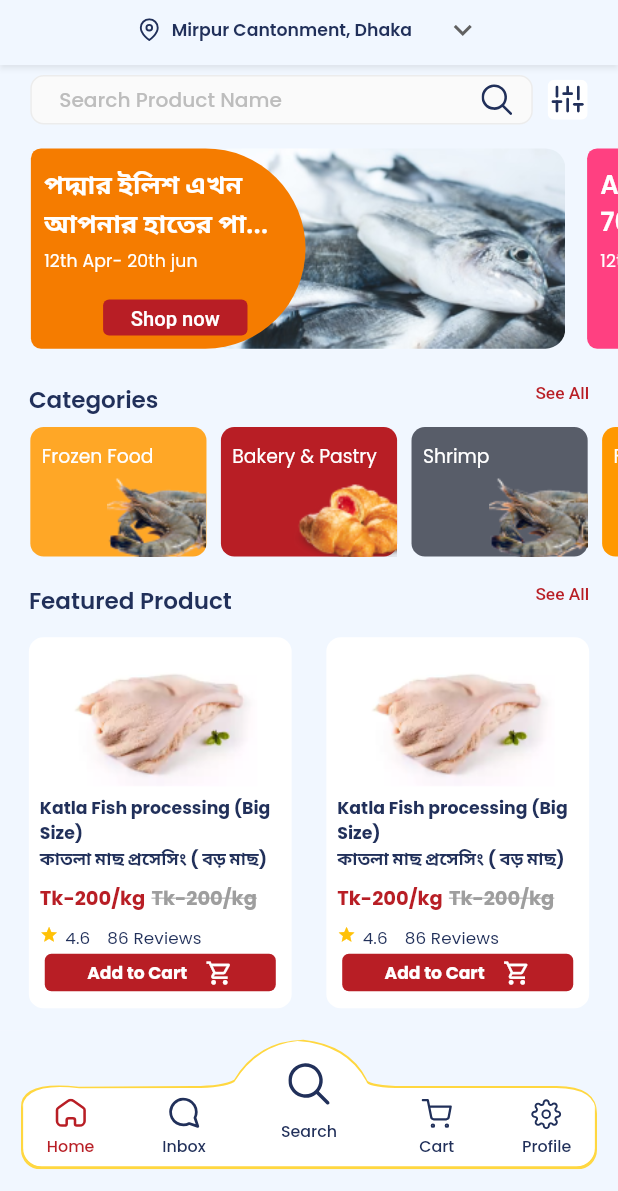
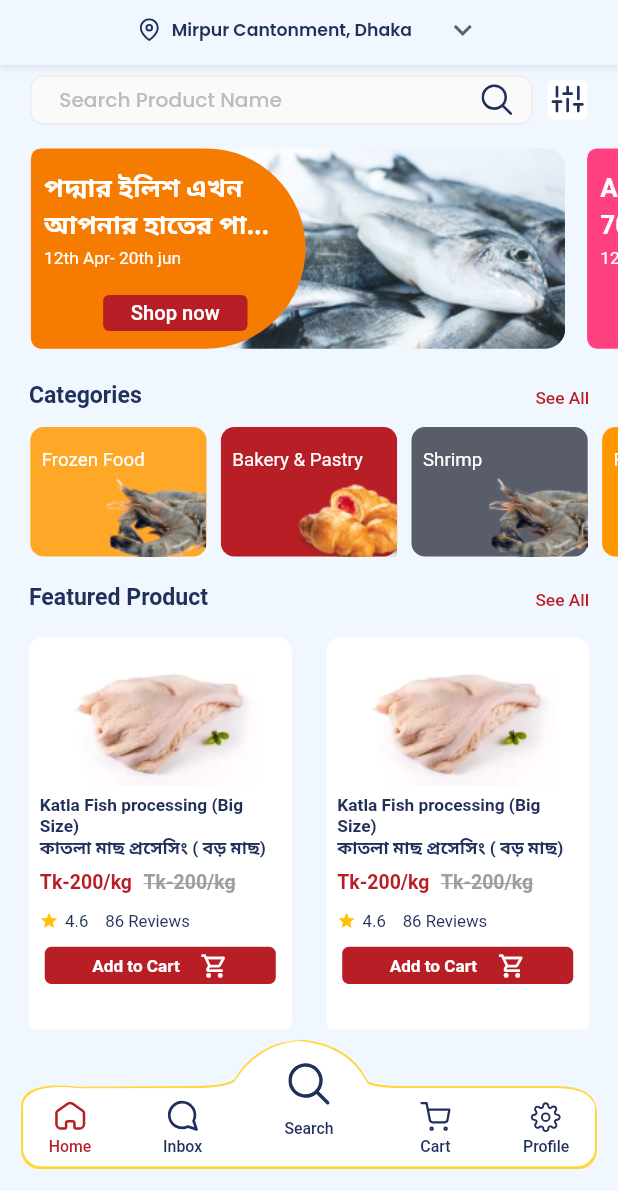
Before and after one commit to Sabuj-Kumar/ecomarce_project_masala_bazar, a Flutter app: the screen it shows after launch, after a tap on "See All", on a phone screen of 412 x 824 dp, the part 45-1236 px from its top. Run offline on Flutter 3.47's test engine with Material 2 defaults, Android fonts, the phone set to English and light mode, and no system bars; drawn by our look-alikes of carousel_slider; our stand-ins replace connectivity, fluro, flutter_screenutil, flutter_svg, get, google_fonts and 3 more; accounts and stored records are empty; generated files the repository leaves out were written again; project files that could hold a hidden picture were left out.

Commit message:
Custom Text Style Update

```diff
--- a/lib/components/themes/app_themedata.dart
+++ b/lib/components/themes/app_themedata.dart
@@ -50,7 +50,7 @@ class AppThemeData {
         const TextTheme(
           headline1: TextStyle(
               color: secondaryColor,
-              fontWeight: FontWeight.w600
+              fontWeight: FontWeight.w600,
           ),
           headline2: TextStyle(
               color: Colors.white,
--- /dev/null
+++ b/lib/config/custom_text_style.dart
@@ -0,0 +1,78 @@
+import 'package:efgecom/config/theme_config.dart';
+import 'package:flutter/cupertino.dart';
+import 'package:flutter/material.dart';
+import 'package:flutter_screenutil/flutter_screenutil.dart';
+
+class CustomTextStyle{
+  static TextStyle header1(BuildContext context) {
+    return TextStyle(
+      fontSize: 24.sp,
+      color: secondaryColor,
+      fontWeight: FontWeight.w700,
+    );
+  }
+
+  static TextStyle header2Bold(BuildContext context) {
+    return TextStyle(
+      fontSize: 18.sp,
+      color: secondaryColor,
+      fontWeight: FontWeight.w700,
+    );
+  }
+
+  static TextStyle header2Semi(BuildContext context) {
+    return TextStyle(
+      fontSize: 18.sp,
+      color: secondaryColor,
+      fontWeight: FontWeight.w600,
+    );
+  }
+
+  static TextStyle subHeader1(BuildContext context) {
+    return TextStyle(
+      fontSize: 16.sp,
+      color: secondaryColor,
+      fontWeight: FontWeight.w600,
+    );
+  }
+
+  static TextStyle subHeader2(BuildContext context) {
+    return TextStyle(
+      fontSize: 14.sp,
+      color: secondaryColor,
+      fontWeight: FontWeight.w500,
+    );
+  }
+
+  static TextStyle body(BuildContext context) {
+    return TextStyle(
+      fontSize: 12.sp,
+      color: secondaryColor,
+      fontWeight: FontWeight.w400,
+    );
+  }
+
+  static TextStyle bodySmall(BuildContext context) {
+    return TextStyle(
+      fontSize: 12.sp,
+      color: secondaryColor,
+      fontWeight: FontWeight.w700,
+    );
+  }
+
+  static TextStyle bodyText2(BuildContext context) {
+    return TextStyle(
+      fontSize: 12.sp,
+      color: secondaryColor,
+      fontWeight: FontWeight.w600,
+    );
+  }
+
+  static TextStyle linkText(BuildContext context) {
+    return TextStyle(
+      fontSize: 10.sp,
+      color: secondaryColor,
+      fontWeight: FontWeight.w400,
+    );
+  }
+}
--- a/lib/pages/homePage/widget/category_list.dart
+++ b/lib/pages/homePage/widget/category_list.dart
@@ -1,3 +1,4 @@
+import 'package:efgecom/config/custom_text_style.dart';
 import 'package:flutter/cupertino.dart';
 import 'package:efgecom/config/theme_config.dart';
 import 'package:flutter/material.dart';
@@ -41,7 +42,6 @@ class _CategoryListState extends State<CategoryList> {
 
   @override
   Widget build(BuildContext context) {
-    TextTheme text = Theme.of(context).textTheme;
     return Column(
       children: [
         Container(
@@ -53,9 +53,12 @@ class _CategoryListState extends State<CategoryList> {
             children: [
               Text(
                 'Categories',
-                style: text.headline1?.copyWith(fontSize: 16.sp),
+                style: CustomTextStyle.subHeader1(context)
+                    .copyWith(fontWeight: FontWeight.w600),
               ),
-              TextButton(
+              Padding(
+                padding: EdgeInsets.only(top: 4.h),
+                child: TextButton(
                     onPressed: () {},
                     style: TextButton.styleFrom(
                       primary: buttonColor,
@@ -67,6 +70,7 @@ class _CategoryListState extends State<CategoryList> {
                       'See All',
                       style: TextStyle(fontSize: 12.sp),
                     )),
+              ),
             ],
           ),
         ),
@@ -119,8 +123,11 @@ class _CategoryListState extends State<CategoryList> {
                                     alignment: Alignment.bottomLeft,
                                     child: Text(
                                       slider[index].title,
-                                      style: text.bodyText1?.copyWith(
-                                          color: Colors.white, fontSize: 13.sp),
+                                      style: CustomTextStyle.subHeader2(context)
+                                          .copyWith(
+                                              fontSize: 13.sp,
+                                              fontWeight: FontWeight.w400,
+                                              color: Colors.white),
                                     ),
                                   ),
                                 ),
--- a/lib/pages/homePage/widget/custom_appBar.dart
+++ b/lib/pages/homePage/widget/custom_appBar.dart
@@ -1,3 +1,4 @@
+import 'package:efgecom/config/custom_text_style.dart';
 import 'package:flutter/cupertino.dart';
 import 'package:efgecom/config/theme_config.dart';
 import 'package:flutter/material.dart';
@@ -24,8 +25,6 @@ class _CustomAppBarState extends State<CustomAppBar> {
 
   @override
   Widget build(BuildContext context) {
-    TextTheme text = Theme.of(context).textTheme;
-
     var _height = MediaQuery.of(context).size.height;
     var _width = MediaQuery.of(context).size.width;
     return Material(
@@ -86,7 +85,8 @@ class _CustomAppBarState extends State<CustomAppBar> {
                       return DropdownMenuItem(
                         value: items,
                         child: Text(items,
-                          style: text.headline1?.copyWith(fontSize: 12.sp),
+                          style: CustomTextStyle.bodyText2(context),
+                          //style: text.headline1?.copyWith(fontSize: 12.sp),
                         ),
                       );
                     }).toList(),
--- a/lib/pages/homePage/widget/discount_banner.dart
+++ b/lib/pages/homePage/widget/discount_banner.dart
@@ -1,3 +1,4 @@
+import 'package:efgecom/config/custom_text_style.dart';
 import 'package:flutter/cupertino.dart';
 import 'package:flutter/material.dart';
 import 'package:flutter_screenutil/flutter_screenutil.dart';
@@ -7,7 +8,6 @@ class DiscountBanner extends StatelessWidget {
 
   @override
   Widget build(BuildContext context) {
-    TextTheme text = Theme.of(context).textTheme;
     return Padding(
       padding: EdgeInsets.only(left: 20.h, right: 20.h),
       child: Column(
@@ -31,7 +31,8 @@ class DiscountBanner extends StatelessWidget {
                         children: [
                           Text(
                             "Up to 70% Discount to all Masala...",
-                            style: text.headline2?.copyWith(fontSize: 18.sp, color: Colors.white),
+                            style: CustomTextStyle.header2Bold(context)
+                                .copyWith(color: Colors.white),
                           ),
                           SizedBox(
                             height: 30.h,
@@ -45,16 +46,17 @@ class DiscountBanner extends StatelessWidget {
                               children: [
                                 Text(
                                   "Shop now",
-                                  style: TextStyle(
-                                      color: Colors.white.withOpacity(0.85),
-                                      fontSize: 18.sp,
-                                      fontWeight: FontWeight.bold,
-                                      decoration: TextDecoration.underline,
-                                      letterSpacing: 1),
+                                  style: CustomTextStyle.subHeader2(context)
+                                      .copyWith(
+                                    color: Colors.white.withOpacity(0.85),
+                                    decoration: TextDecoration.underline,
+                                  ),
                                 ),
-                                const Icon(
+                                SizedBox(width: 16.17.w,),
+                                Icon(
                                   Icons.arrow_forward_outlined,
                                   color: Colors.white,
+                                  size: 20.w,
                                 )
                               ],
                             ),
--- a/lib/pages/homePage/widget/featured_product.dart
+++ b/lib/pages/homePage/widget/featured_product.dart
@@ -3,6 +3,7 @@ import 'package:flutter/cupertino.dart';
 import 'package:flutter/material.dart';
 import 'package:flutter_screenutil/flutter_screenutil.dart';
 
+import '../../../config/custom_text_style.dart';
 import '../../../config/theme_config.dart';
 import '../../../models/featured_product_model.dart';
 
@@ -41,7 +42,6 @@ class _FeaturedProductState extends State<FeaturedProduct> {
 
   @override
   Widget build(BuildContext context) {
-    TextTheme text = Theme.of(context).textTheme;
     return Column(
       children: [
         Container(
@@ -53,9 +53,12 @@ class _FeaturedProductState extends State<FeaturedProduct> {
             children: [
               Text(
                 'Featured Product',
-                style: text.headline1?.copyWith(fontSize: 16.sp),
+                style: CustomTextStyle.subHeader1(context)
+                    .copyWith(fontWeight: FontWeight.w600),
               ),
-              TextButton(
+              Padding(
+                padding: EdgeInsets.only(top: 4.h),
+                child: TextButton(
                     onPressed: () {},
                     style: TextButton.styleFrom(
                       primary: buttonColor,
@@ -64,6 +67,7 @@ class _FeaturedProductState extends State<FeaturedProduct> {
                       tapTargetSize: MaterialTapTargetSize.shrinkWrap,
                     ),
                     child: Text('See All', style: TextStyle(fontSize: 12.sp))),
+              ),
             ],
           ),
         ),
@@ -72,7 +76,8 @@ class _FeaturedProductState extends State<FeaturedProduct> {
         ),
         Container(
           padding: EdgeInsets.symmetric(horizontal: 20.w, vertical: 1.h),
-          height: 280.h,
+          //height: 280.h,
+          height: 300.h,
           child: ListView.separated(
               separatorBuilder: (context, index) {
                 return SizedBox(
--- a/lib/pages/homePage/widget/flash_deals.dart
+++ b/lib/pages/homePage/widget/flash_deals.dart
@@ -3,6 +3,7 @@ import 'package:flutter/cupertino.dart';
 import 'package:flutter/material.dart';
 import 'package:flutter_screenutil/flutter_screenutil.dart';
 
+import '../../../config/custom_text_style.dart';
 import '../../../config/theme_config.dart';
 import '../../../models/featured_product_model.dart';
 
@@ -65,7 +66,6 @@ class _FlashDealsState extends State<FlashDeals> {
 
   @override
   Widget build(BuildContext context) {
-    TextTheme text = Theme.of(context).textTheme;
     return Padding(
       padding: EdgeInsets.only(left: 20.w, right: 20.w),
       child: Column(
@@ -77,9 +77,12 @@ class _FlashDealsState extends State<FlashDeals> {
             children: [
               Text(
                 'Flash Deals',
-                style: text.headline1?.copyWith(fontSize: 16.sp),
+                style: CustomTextStyle.subHeader1(context)
+                    .copyWith(fontWeight: FontWeight.w600),
               ),
-              TextButton(
+              Padding(
+                padding: EdgeInsets.only(top: 4.h),
+                child: TextButton(
                     onPressed: () {},
                     style: TextButton.styleFrom(
                       primary: buttonColor,
@@ -88,6 +91,7 @@ class _FlashDealsState extends State<FlashDeals> {
                       tapTargetSize: MaterialTapTargetSize.shrinkWrap,
                     ),
                     child: Text('See All', style: TextStyle(fontSize: 12.sp))),
+              ),
             ],
           ),
           SizedBox(
@@ -97,16 +101,17 @@ class _FlashDealsState extends State<FlashDeals> {
             text: TextSpan(children: [
               TextSpan(
                 text: "Hurry Up!  ",
-                style: TextStyle(
+                style: CustomTextStyle.bodySmall(context).copyWith(
+                  fontSize: 14.sp,
                   color: buttonColor,
-                    fontSize: 14.sp,
-                    fontWeight: FontWeight.bold),
+                ),
               ),
               TextSpan(
                 text: "Offer ends in:",
-                style: TextStyle(
+                style: CustomTextStyle.bodySmall(context).copyWith(
+                  fontSize: 14.sp,
                   color: buttonColor.withOpacity(0.5),
-                  fontSize: 14.sp,
+                  fontWeight: FontWeight.w400
                 ),
               ),
             ]),
@@ -154,7 +159,8 @@ class _FlashDealsState extends State<FlashDeals> {
             height: 10.h,
           ),
           SizedBox(
-            height: 272.h,
+            //height: 272.h,
+            height: 300.h,
             width: 390.w,
             child: ListView.separated(
               scrollDirection: Axis.horizontal,
@@ -183,7 +189,8 @@ class _FlashDealsState extends State<FlashDeals> {
             height: 10.h,
           ),
           SizedBox(
-            height: 275.h,
+            //height: 275.h,
+            height: 300.h,
             width: 390.w,
             child: ListView.separated(
               scrollDirection: Axis.horizontal,
--- a/lib/pages/homePage/widget/product_tile.dart
+++ b/lib/pages/homePage/widget/product_tile.dart
@@ -1,3 +1,4 @@
+import 'package:efgecom/config/custom_text_style.dart';
 import 'package:flutter/cupertino.dart';
 import 'package:flutter/material.dart';
 import 'package:flutter_screenutil/flutter_screenutil.dart';
@@ -26,7 +27,6 @@ class ProductTile extends StatelessWidget {
 
   @override
   Widget build(BuildContext context) {
-    TextTheme text = Theme.of(context).textTheme;
     return Container(
       decoration: BoxDecoration(
           borderRadius: BorderRadius.circular(10.sp), color: Colors.white),
@@ -58,17 +58,17 @@ class ProductTile extends StatelessWidget {
                     children: [
                       Text(
                         titleEng,
-                        style: text.headline2?.copyWith(fontSize: 12.sp, color: secondaryColor),
+                        style: CustomTextStyle.bodyText2(context),
                       ),
                       Text(
                         titleBang,
-                        style: text.headline2?.copyWith(fontSize: 12.sp, color: secondaryColor),
+                        style: CustomTextStyle.bodyText2(context),
                       ),
                     ],
                   ),
                 ),
                 SizedBox(
-                  height: 10.h,
+                  height: 8.h,
                 ),
                 Padding(
                   padding: EdgeInsets.symmetric(horizontal: 7.59.w),
@@ -78,18 +78,17 @@ class ProductTile extends StatelessWidget {
                       children: [
                         Text(
                           "Tk-$newPrice/kg",
-                          style: text.headline3?.copyWith(
-                            fontSize: 13.5.sp,
-                          ),
+                          style: CustomTextStyle.bodyText2(context)
+                              .copyWith(color: buttonColor, fontSize: 13.5.sp),
                         ),
                         SizedBox(
-                          width: 4.26.w,
+                          width: 8.w,
                         ),
                         Text(
                           "Tk-$oldPrice/kg",
-                          style: text.headline3?.copyWith(
+                          style: CustomTextStyle.bodyText2(context).copyWith(
+                              color: Colors.grey,
                               fontSize: 13.5.sp,
-                              color: Colors.grey,
                               decoration: TextDecoration.lineThrough),
                         ),
                       ],
@@ -98,9 +97,10 @@ class ProductTile extends StatelessWidget {
                 ),
                 SizedBox(height: 10.h),
                 Padding(
-                  padding: EdgeInsets.symmetric(horizontal: 7.59.w),
+                  padding: EdgeInsets.symmetric(horizontal: 7.59.w,),
                   child: SizedBox(
-                    height: 14.h,
+                    //height: 14.h,
+                    height: 22.h,
                     child: Row(
                       crossAxisAlignment: CrossAxisAlignment.center,
                       children: [
@@ -112,17 +112,15 @@ class ProductTile extends StatelessWidget {
                         SizedBox(width: 4.56.w),
                         Text(
                           "$rating",
-                          style: text.subtitle2?.copyWith(
+                          style: CustomTextStyle.linkText(context).copyWith(
                             fontSize: 11.64.sp,
-                            color: secondaryColor,
                           ),
                         ),
                         SizedBox(width: 11.64.w),
                         Text(
                           "$reviews Reviews",
-                          style: text.subtitle2?.copyWith(
+                          style: CustomTextStyle.linkText(context).copyWith(
                             fontSize: 11.64.sp,
-                            color: secondaryColor,
                           ),
                         )
                       ],
@@ -132,7 +130,7 @@ class ProductTile extends StatelessWidget {
               ],
             ),
           ),
-          SizedBox(height: 7.h),
+          SizedBox(height: 8.h),
           SizedBox(
             height: 28.h,
             width: 160.w,
@@ -144,15 +142,15 @@ class ProductTile extends StatelessWidget {
                   shape: RoundedRectangleBorder(
                     borderRadius: BorderRadius.circular(5.r),
                   )),
+              child: Padding(
+                padding: EdgeInsets.all(2.h),
                 child: Row(
                   mainAxisAlignment: MainAxisAlignment.spaceEvenly,
                   children: [
                     Text(
                       "Add to Cart",
-                    style: text.headline2?.copyWith(
-                      color: Colors.white,
-                      fontSize: 11.88.sp,
-                    ),
+                      style: CustomTextStyle.bodySmall(context)
+                          .copyWith(fontSize: 11.88.sp, color: Colors.white),
                     ),
                     Icon(
                       Icons.shopping_cart_outlined,
@@ -163,6 +161,7 @@ class ProductTile extends StatelessWidget {
                 ),
               ),
             ),
+          ),
         ],
       ),
     );
--- a/lib/pages/homePage/widget/search_container.dart
+++ b/lib/pages/homePage/widget/search_container.dart
@@ -1,3 +1,4 @@
+import 'package:efgecom/config/custom_text_style.dart';
 import 'package:flutter/cupertino.dart';
 import 'package:efgecom/config/theme_config.dart';
 import 'package:flutter/material.dart';
@@ -37,10 +38,7 @@ class _SearchContainerState extends State<SearchContainer> {
                 contentPadding: EdgeInsets.only(left: 20.w),
                 filled: true,
                 hintText: 'Search Product Name',
-                hintStyle: TextStyle(
-                    fontSize: 14.sp,
-                    color: Colors.grey.shade400,
-                    fontWeight: FontWeight.w500),
+                hintStyle: CustomTextStyle.subHeader2(context).copyWith(color: Colors.grey.shade400),
                 suffixIcon: InkWell(
                   onTap: () {},
                   child: Padding(
--- a/lib/pages/homePage/widget/special_offer.dart
+++ b/lib/pages/homePage/widget/special_offer.dart
@@ -3,6 +3,7 @@ import 'package:flutter/cupertino.dart';
 import 'package:flutter/material.dart';
 import 'package:flutter_screenutil/flutter_screenutil.dart';
 
+import '../../../config/custom_text_style.dart';
 import '../../../config/theme_config.dart';
 import '../../../models/top_banner_model.dart';
 
@@ -37,8 +38,6 @@ class _SpecialOffersState extends State<SpecialOffers> {
 
   @override
   Widget build(BuildContext context) {
-    TextTheme text = Theme.of(context).textTheme;
-
     var _height = MediaQuery.of(context).size.height;
     var _width = MediaQuery.of(context).size.width;
 
@@ -53,9 +52,12 @@ class _SpecialOffersState extends State<SpecialOffers> {
             children: [
               Text(
                 'Spacial Offers',
-                style: text.headline1?.copyWith(fontSize: 16.sp),
+                style: CustomTextStyle.subHeader1(context)
+                    .copyWith(fontWeight: FontWeight.w600),
               ),
-              TextButton(
+              Padding(
+                padding: EdgeInsets.only(top: 4.h),
+                child: TextButton(
                     onPressed: () {},
                     style: TextButton.styleFrom(
                       primary: buttonColor,
@@ -64,6 +66,7 @@ class _SpecialOffersState extends State<SpecialOffers> {
                       tapTargetSize: MaterialTapTargetSize.shrinkWrap,
                     ),
                     child: Text('See All', style: TextStyle(fontSize: 12.sp))),
+              ),
             ],
           ),
         ),
@@ -102,11 +105,12 @@ class _SpecialOffersState extends State<SpecialOffers> {
                                       alignment: Alignment.bottomLeft,
                                       child: Text(
                                         item.title,
-                                        style: text.headline2?.copyWith(
-                                            fontSize: 18.sp,
-                                            fontWeight: FontWeight.bold,
-                                            fontStyle: FontStyle.italic,
-                                        ),
+                                        style:
+                                            CustomTextStyle.header2Bold(context)
+                                                .copyWith(
+                                                    color: Colors.white,
+                                                    fontStyle:
+                                                        FontStyle.italic),
                                       ),
                                     ),
                                   ),
@@ -126,12 +130,14 @@ class _SpecialOffersState extends State<SpecialOffers> {
                                               alignment: Alignment.centerLeft,
                                               child: Text(
                                                 item.bodyText.toString(),
-                                                style: TextStyle(
+                                                style:
+                                                    CustomTextStyle.header2Semi(
+                                                            context)
+                                                        .copyWith(
                                                   color: Colors.black,
-                                                    fontWeight: FontWeight.bold,
-                                                    decoration: TextDecoration
-                                                        .underline,
-                                                    fontSize: 18.sp),
+                                                  decoration:
+                                                      TextDecoration.underline,
+                                                ),
                                               )),
                                         ),
                                         ClipRRect(
--- a/lib/pages/homePage/widget/top_banner.dart
+++ b/lib/pages/homePage/widget/top_banner.dart
@@ -1,4 +1,5 @@
 import 'package:carousel_slider/carousel_slider.dart';
+import 'package:efgecom/config/custom_text_style.dart';
 import 'package:flutter/cupertino.dart';
 import 'package:efgecom/config/theme_config.dart';
 import 'package:flutter/material.dart';
@@ -35,8 +36,6 @@ class _TopBannerState extends State<TopBanner> {
 
   @override
   Widget build(BuildContext context) {
-    TextTheme text = Theme.of(context).textTheme;
-
     var _height = MediaQuery.of(context).size.height;
     var _width = MediaQuery.of(context).size.width;
     return SizedBox(
@@ -101,21 +100,20 @@ class _TopBannerState extends State<TopBanner> {
                                   height: 64.h,
                                   width: 162.01.w,
                                   child: Center(
-                                    child: Text(
-                                      item.title,
-                                      maxLines: 2,
-                                      overflow: TextOverflow.ellipsis,
-                                      style: text.headline1?.copyWith(
-                                        fontSize: 18.sp,
-                                        height: 1.6.h,
-                                        color: Colors.white,
-                                      ),
-                                    ),
+                                    child: Text(item.title,
+                                        maxLines: 2,
+                                        overflow: TextOverflow.ellipsis,
+                                        style:
+                                            CustomTextStyle.header2Semi(context)
+                                                .copyWith(
+                                          height: 1.6.h,
+                                          color: Colors.white,
+                                        )),
                                   ),
                                 ),
                                 Text(
                                   item.date!,
-                                  style: text.subtitle2?.copyWith(fontSize: 12.sp,),
+                                  style: CustomTextStyle.body(context).copyWith(color: Colors.white),
                                 ),
                                 SizedBox(
                                   height: 20.h,
@@ -134,12 +132,10 @@ class _TopBannerState extends State<TopBanner> {
                                         child: Padding(
                                           padding: EdgeInsets.symmetric(
                                               horizontal: 14.5.w,
-                                              vertical: 5.h),
+                                          ),
                                           child: Text(
                                             'Shop now',
-                                            style: TextStyle(
-                                                fontSize: 14.sp,
-                                                fontWeight: FontWeight.w500),
+                                            style: CustomTextStyle.subHeader2(context).copyWith(color: Colors.white),
                                           ),
                                         )),
                                   ),
```
Lines whose indentation alone changed are shown as unchanged.
